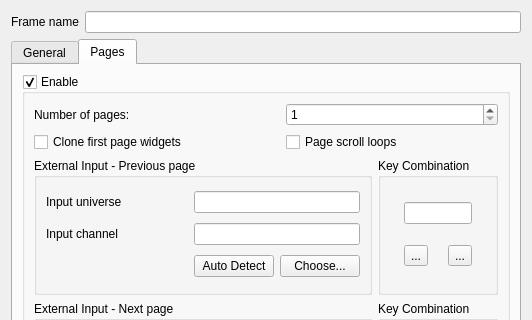
First picture: the form in ui/src/virtualconsole/vcframeproperties.ui, repository mcallegari/qlcplus, before the edit; both pictures show x 0 to 532 and y 0 to 320 of the 532 by 482 pixel window.
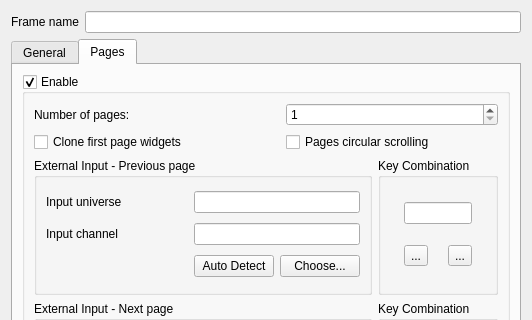
Second picture: the form after the edit. The open tabs and pages were chosen to show the change. Icons and pictures are not drawn.

Commit message: scroll loop -> circular scrolling

Patch:
```diff
--- a/ui/src/virtualconsole/vcframeproperties.ui
+++ b/ui/src/virtualconsole/vcframeproperties.ui
@@ -585,7 +585,7 @@
           <item row="2" column="2" colspan="2">
            <widget class="QCheckBox" name="m_pagesLoopCheck">
             <property name="text">
-             <string>Page scroll loops</string>
+             <string>Pages circular scrolling</string>
             </property>
            </widget>
           </item>
```
The commit also changes 1 other file.
